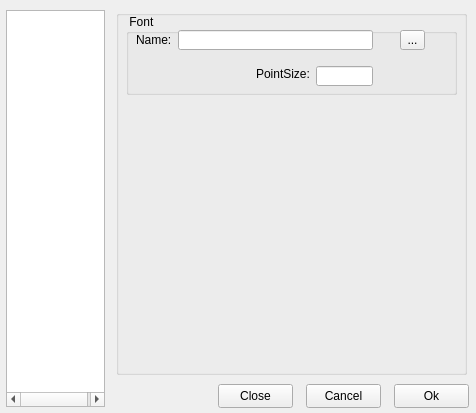
Above: harbour/contrib/hbide/resources/setup.ui from harbour/core before the change. Below: the same form after it.
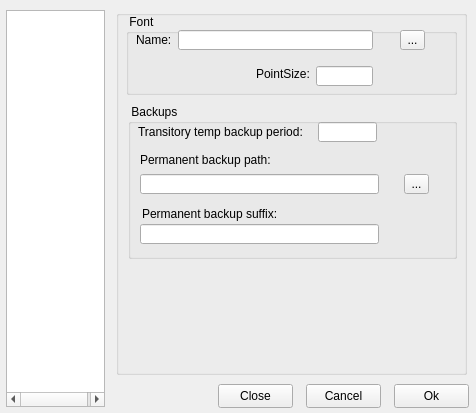
That is the form after the change. The open tabs and pages were chosen to show the change.

Commit message: 2010-06-17 09:18 UTC-0800 Pritpal Bedi (bedipritpal@hotmail.com)   * contrib/hbide/resources/setup.ui   * contrib/hbide/resources/setup.uic     + Added: few more fields.

The edit to the form file:
```diff
--- a/harbour/contrib/hbide/resources/setup.ui
+++ b/harbour/contrib/hbide/resources/setup.ui
@@ -663,6 +663,101 @@
        </property>
       </widget>
      </widget>
+     <widget class="QGroupBox" name="groupBox_19">
+      <property name="geometry">
+       <rect>
+        <x>12</x>
+        <y>94</y>
+        <width>329</width>
+        <height>155</height>
+       </rect>
+      </property>
+      <property name="title">
+       <string> Backups </string>
+      </property>
+      <widget class="QLabel" name="label_15">
+       <property name="geometry">
+        <rect>
+         <x>10</x>
+         <y>20</y>
+         <width>177</width>
+         <height>16</height>
+        </rect>
+       </property>
+       <property name="text">
+        <string>Transitory temp backup period:</string>
+       </property>
+      </widget>
+      <widget class="QLineEdit" name="lineEdit">
+       <property name="geometry">
+        <rect>
+         <x>190</x>
+         <y>18</y>
+         <width>59</width>
+         <height>20</height>
+        </rect>
+       </property>
+      </widget>
+      <widget class="QLabel" name="label_17">
+       <property name="geometry">
+        <rect>
+         <x>12</x>
+         <y>48</y>
+         <width>235</width>
+         <height>16</height>
+        </rect>
+       </property>
+       <property name="text">
+        <string>Permanent backup path:</string>
+       </property>
+      </widget>
+      <widget class="QLineEdit" name="editBackupPath">
+       <property name="geometry">
+        <rect>
+         <x>12</x>
+         <y>70</y>
+         <width>239</width>
+         <height>20</height>
+        </rect>
+       </property>
+      </widget>
+      <widget class="QToolButton" name="buttonBackupPath">
+       <property name="geometry">
+        <rect>
+         <x>276</x>
+         <y>70</y>
+         <width>25</width>
+         <height>20</height>
+        </rect>
+       </property>
+       <property name="text">
+        <string>...</string>
+       </property>
+      </widget>
+      <widget class="QLabel" name="label_18">
+       <property name="geometry">
+        <rect>
+         <x>14</x>
+         <y>102</y>
+         <width>235</width>
+         <height>16</height>
+        </rect>
+       </property>
+       <property name="text">
+        <string>Permanent backup suffix:</string>
+       </property>
+      </widget>
+      <widget class="QLineEdit" name="editBackupSuffix">
+       <property name="geometry">
+        <rect>
+         <x>12</x>
+         <y>120</y>
+         <width>239</width>
+         <height>20</height>
+        </rect>
+       </property>
+      </widget>
+     </widget>
     </widget>
    </widget>
    <widget class="QWidget" name="pagePaths">
```
Left out of the diff: 66 changed lines with no effect on the pictures. The commit also changes 2 other files.
